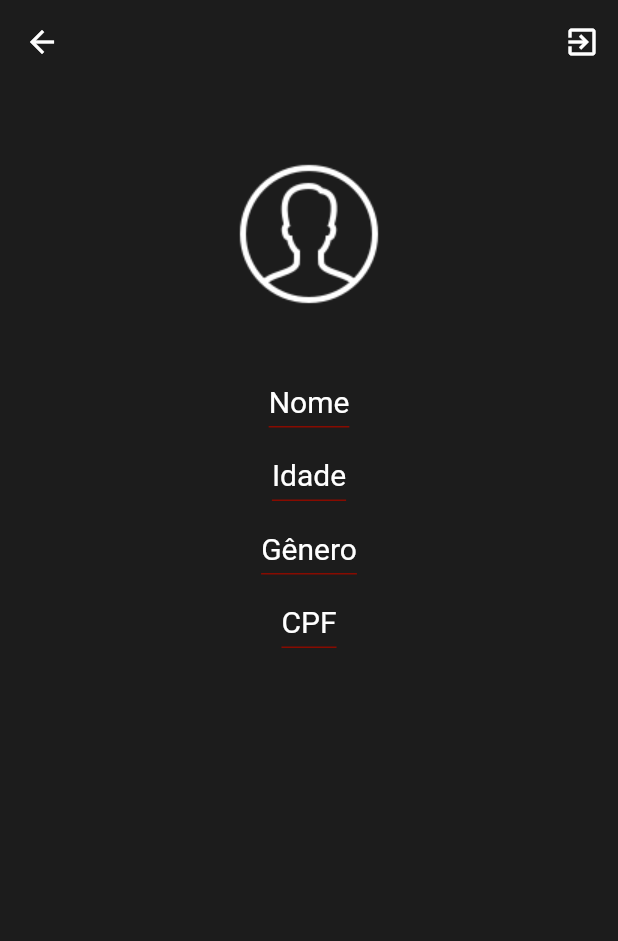
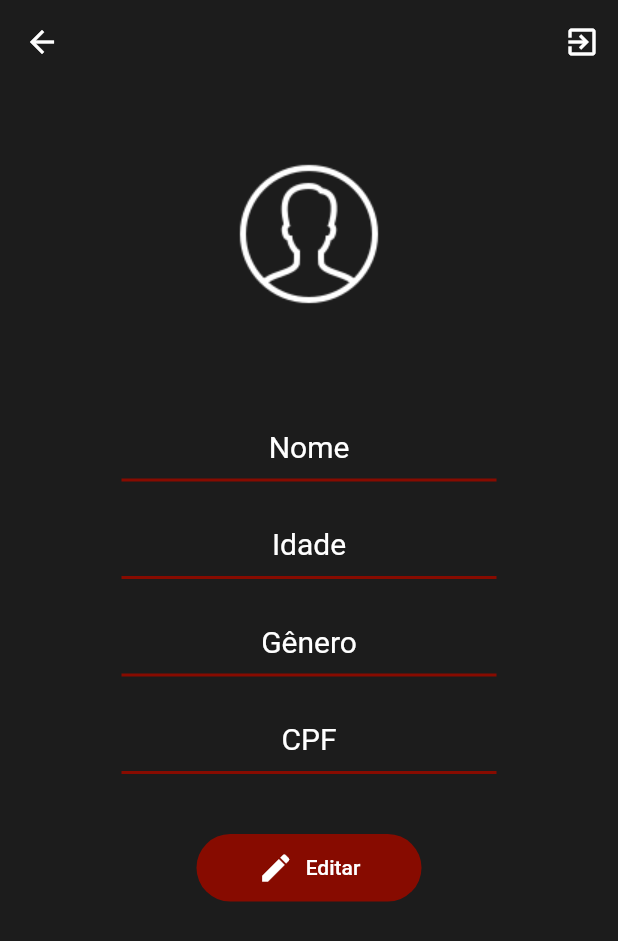
Before and after one commit to marcos-barcelar/IronChampions-app, a Flutter app: the screen it shows after launch, on a phone screen of 412 x 824 dp. Shown: the top 941 px of the screen. Run offline on Flutter 3.47's test engine with Material 2 defaults, Android fonts, the phone set to English and light mode, and no system bars.

Commit message:
alterações feitas na tela de usuario

```diff
--- a/lib/screens/profile_screen.dart
+++ b/lib/screens/profile_screen.dart
@@ -12,20 +12,18 @@ class ProfileScreen extends StatelessWidget {
         elevation: 0,
         leading: IconButton(
           icon: Icon(Icons.arrow_back),
-          onPressed: () {
-          },
+          onPressed: () {},
         ),
         actions: [
           IconButton(
             icon: Icon(Icons.exit_to_app),
-            onPressed: () {
-            },
+            onPressed: () {},
           ),
         ],
       ),
       body: Center(
         child: Container(
-          width: 350,
+          width: 250,
           child: Column(
             mainAxisAlignment: MainAxisAlignment.start,
             crossAxisAlignment: CrossAxisAlignment.center,
@@ -34,17 +32,20 @@ class ProfileScreen extends StatelessWidget {
                 'assets/profile.png',
                 height: 200,
               ),
+              SizedBox(height: 20),
               Column(
                 children: [
-                  _buildTextWithBottomBorder('Nome'),
+                  _buildTextWithHorizontalBorder('Nome'),
                   SizedBox(height: 20),
-                  _buildTextWithBottomBorder('Idade'),
+                  _buildTextWithHorizontalBorder('Idade'),
                   SizedBox(height: 20),
-                  _buildTextWithBottomBorder('Gênero'),
+                  _buildTextWithHorizontalBorder('Gênero'),
                   SizedBox(height: 20),
-                  _buildTextWithBottomBorder('CPF'),
+                  _buildTextWithHorizontalBorder('CPF'),
                 ],
               ),
+              SizedBox(height: 20),
+              _buildEditButton(),
             ],
           ),
         ),
@@ -52,16 +53,46 @@ class ProfileScreen extends StatelessWidget {
     );
   }
 
-  Widget _buildTextWithBottomBorder(String text) {
+  Widget _buildTextWithHorizontalBorder(String text) {
     return Container(
-      padding: EdgeInsets.only(bottom: 5),
+      padding: EdgeInsets.symmetric(vertical: 10),
       decoration: BoxDecoration(
-        border: Border(bottom: BorderSide(width: 1.0, color: Color(0xFF870B00)),
+        border: Border(bottom: BorderSide(width: 2.0, color: Color(0xFF870B00))),
+      ),
+      child: Center(
+        child: Text(
+          text,
+          style: TextStyle(fontSize: 20, color: Colors.white),
         ),
       ),
-      child: Text(
-        text,
-        style: TextStyle(fontSize: 20, color: Colors.white),
+    );
+  }
+
+  Widget _buildEditButton() {
+    return Padding(
+      padding: const EdgeInsets.all(20.0),
+      child: Container(
+        width: 150,
+        height: 45,
+        child: TextButton.icon(
+          onPressed: () {
+
+          },
+          style: TextButton.styleFrom(
+            backgroundColor: Color(0xFF870B00),
+            shape: RoundedRectangleBorder(
+              borderRadius: BorderRadius.circular(25),
+            ),
+          ),
+          icon: Icon(
+            Icons.edit,
+            color: Colors.white,
+          ),
+          label: Text(
+            'Editar',
+            style: TextStyle(color: Colors.white),
+          ),
+        ),
       ),
     );
   }
```
